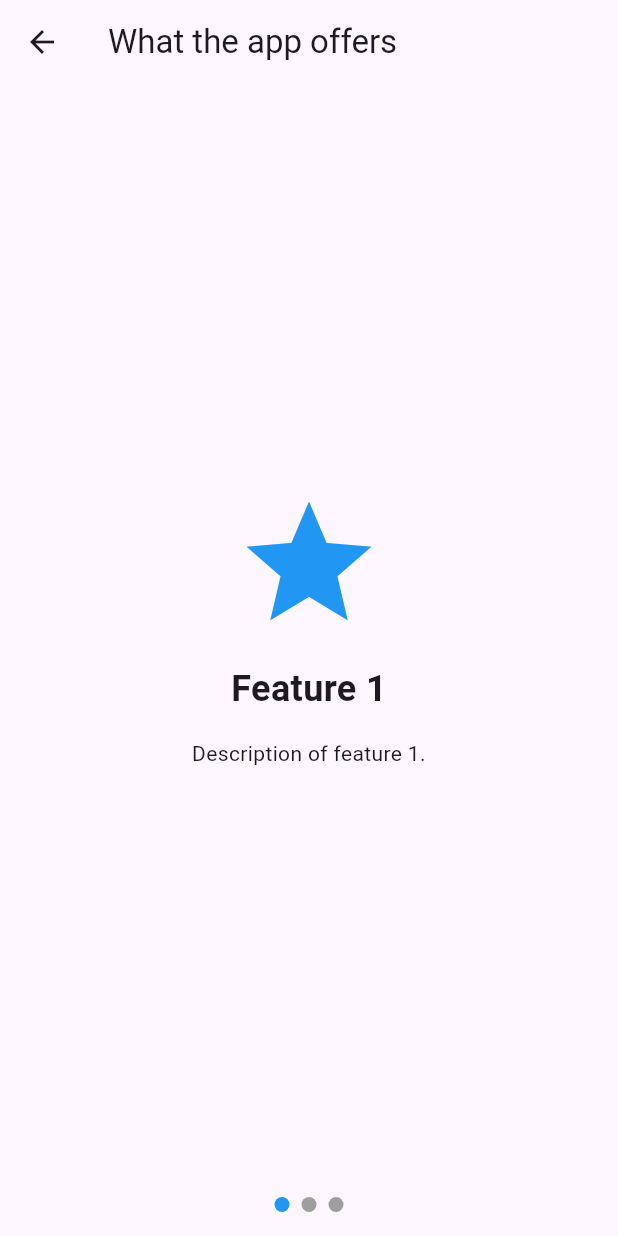
After one commit to sk4ndal-commits/habitlyy, a Flutter app: the screen it shows after launch, after a tap on "See what the app offers", on a phone screen of 412 x 824 dp. The commit adds this screen. Run offline on Flutter 3.47's test engine with Material 3 defaults, Android fonts, the light colour scheme and no system bars; drawn by our look-alikes of smooth_page_indicator; our stand-ins replace get_it, syncfusion_flutter_charts.

Commit message:
Add app showcase screen and lifecycle management

```diff
--- a/lib/main.dart
+++ b/lib/main.dart
@@ -5,23 +5,52 @@ import 'package:habitlyy/services/profile/iuser_service.dart';
 import 'package:habitlyy/views/homepage/homepage_view.dart';
 import 'package:habitlyy/views/login/login_view.dart';
 import 'package:habitlyy/views/login/register_view.dart';
+import 'package:habitlyy/views/showcase/app_showcase_screen.dart';
 import 'package:provider/provider.dart';
 import 'package:habitlyy/service_locator.dart';
 import 'generated/l10n.dart';
 
 void main() {
   setupLocator();
-  runApp(const MyApp());
+  runApp(MyApp());
 }
 
-class MyApp extends StatelessWidget {
-  const MyApp({super.key});
+class MyApp extends StatefulWidget {
+  @override
+  _MyAppState createState() => _MyAppState();
+}
+
+class _MyAppState extends State<MyApp> with WidgetsBindingObserver {
+  late final IUserService _userService;
+
+  @override
+  void initState() {
+    super.initState();
+    WidgetsBinding.instance.addObserver(this);
+
+    _userService = getIt<IUserService>();
+  }
+
+  @override
+  void dispose() {
+    WidgetsBinding.instance.removeObserver(this);
+    super.dispose();
+  }
+
+  @override
+  void didChangeAppLifecycleState(AppLifecycleState state) {
+    super.didChangeAppLifecycleState(state);
+    if (state == AppLifecycleState.detached) {
+      _userService.logout();
+    }
+  }
 
   @override
   Widget build(BuildContext context) {
     final userService = getIt<IUserService>();
 
-
+    try {
+      final currentUser = userService.getCurrentUser();
       return MultiProvider(
         providers: [
           ChangeNotifierProvider(create: (_) => HabitsProvider()),
@@ -30,11 +59,12 @@ class MyApp extends StatelessWidget {
           themeMode: ThemeMode.system,
           darkTheme: ThemeData.dark(),
           theme: ThemeData.light(),
-        home: userService.getCurrentUser() == null ? LoginView() : HomePageView(),
+          home: currentUser == null ? LoginView() : HomePageView(),
           routes: {
             '/home': (_) => HomePageView(),
             '/login': (_) => LoginView(),
             '/register': (_) => RegisterView(),
+            '/showcase': (_) => AppShowcaseScreen(),
           },
           localizationsDelegates: [
             S.delegate,
@@ -45,5 +75,16 @@ class MyApp extends StatelessWidget {
           supportedLocales: S.delegate.supportedLocales,
         ),
       );
+    } catch (e) {
+      print('Error while retrieving current user: $e');
+      return MaterialApp(
+        home: Scaffold(
+          body: Center(
+            child:
+                Text('An unexpected error occurred. Please restart the app.'),
+          ),
+        ),
+      );
     }
   }
+}
--- a/lib/views/login/login_view.dart
+++ b/lib/views/login/login_view.dart
@@ -15,6 +15,13 @@ class LoginView extends StatelessWidget {
         padding: const EdgeInsets.all(16.0),
         child: Column(
           children: [
+            ElevatedButton(
+              onPressed: () {
+                Navigator.of(context).pushNamed('/showcase');
+              },
+              child: Text('See what the app offers'),
+            ),
+            SizedBox(height: 16.0),
             TextField(
               controller: emailController,
               decoration: InputDecoration(labelText: 'Email'),
@@ -46,7 +53,7 @@ class LoginView extends StatelessWidget {
                 Navigator.of(context).pushNamed('/register');
               },
               child: Text('Register'),
-            )
+            ),
           ],
         ),
       ),
--- /dev/null
+++ b/lib/views/showcase/app_showcase_screen.dart
@@ -0,0 +1,81 @@
+import 'package:flutter/material.dart';
+import 'package:smooth_page_indicator/smooth_page_indicator.dart'; // Import package
+
+class AppShowcaseScreen extends StatelessWidget {
+  final PageController _pageController =
+      PageController();
+
+  @override
+  Widget build(BuildContext context) {
+    return Scaffold(
+      appBar: AppBar(title: Text('What the app offers')),
+      body: Column(
+        children: [
+          Expanded(
+            child: PageView(
+              controller: _pageController,
+              children: [
+                _buildShowcasePage(
+                  context,
+                  title: 'Feature 1',
+                  description: 'Description of feature 1.',
+                  image: Icons.star,
+                ),
+                _buildShowcasePage(
+                  context,
+                  title: 'Feature 2',
+                  description: 'Description of feature 2.',
+                  image:
+                      Icons.settings,
+                ),
+                _buildShowcasePage(
+                  context,
+                  title: 'Feature 3',
+                  description: 'Description of feature 3.',
+                  image: Icons.check,
+                ),
+              ],
+            ),
+          ),
+          SizedBox(height: 16.0),
+          SmoothPageIndicator(
+            controller: _pageController,
+            count: 3, // Number of pages
+            effect: WormEffect(
+              dotHeight: 10,
+              dotWidth: 10,
+              activeDotColor: Colors.blue,
+              dotColor: Colors.grey,
+            ), // Customizable effect
+          ),
+          SizedBox(height: 16.0),
+        ],
+      ),
+    );
+  }
+
+  Widget _buildShowcasePage(BuildContext context,
+      {required String title,
+      required String description,
+      required IconData image}) {
+    return Padding(
+      padding: const EdgeInsets.all(16.0),
+      child: Column(
+        mainAxisAlignment: MainAxisAlignment.center,
+        children: [
+          Icon(image, size: 100, color: Colors.blue),
+          SizedBox(height: 16.0),
+          Text(
+            title,
+            style: TextStyle(fontSize: 24, fontWeight: FontWeight.bold),
+          ),
+          SizedBox(height: 16.0),
+          Text(
+            description,
+            textAlign: TextAlign.center,
+          ),
+        ],
+      ),
+    );
+  }
+}
--- a/pubspec.yaml
+++ b/pubspec.yaml
@@ -37,6 +37,7 @@ dependencies:
   mockito: ^5.0.16
   syncfusion_flutter_charts: ^20.3.47
   provider: ^6.0.1
+  smooth_page_indicator: ^1.0.0
 
   # The following adds the Cupertino Icons font to your application.
   # Use with the CupertinoIcons class for iOS style icons.
```
Lines whose indentation alone changed are shown as unchanged.
